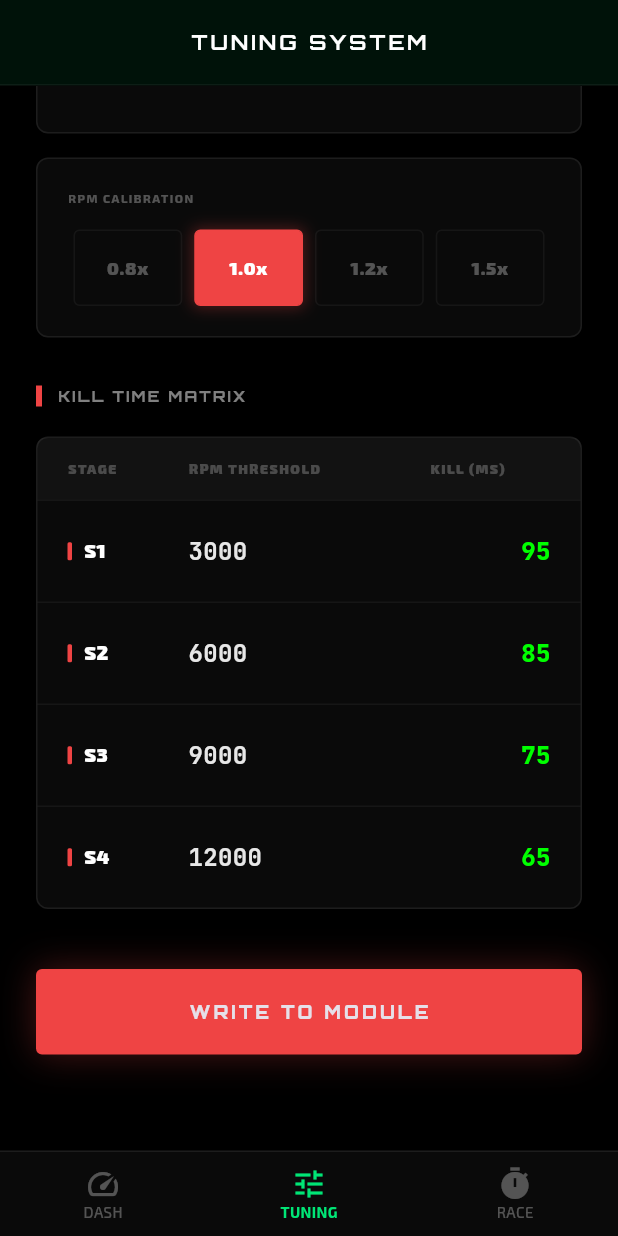
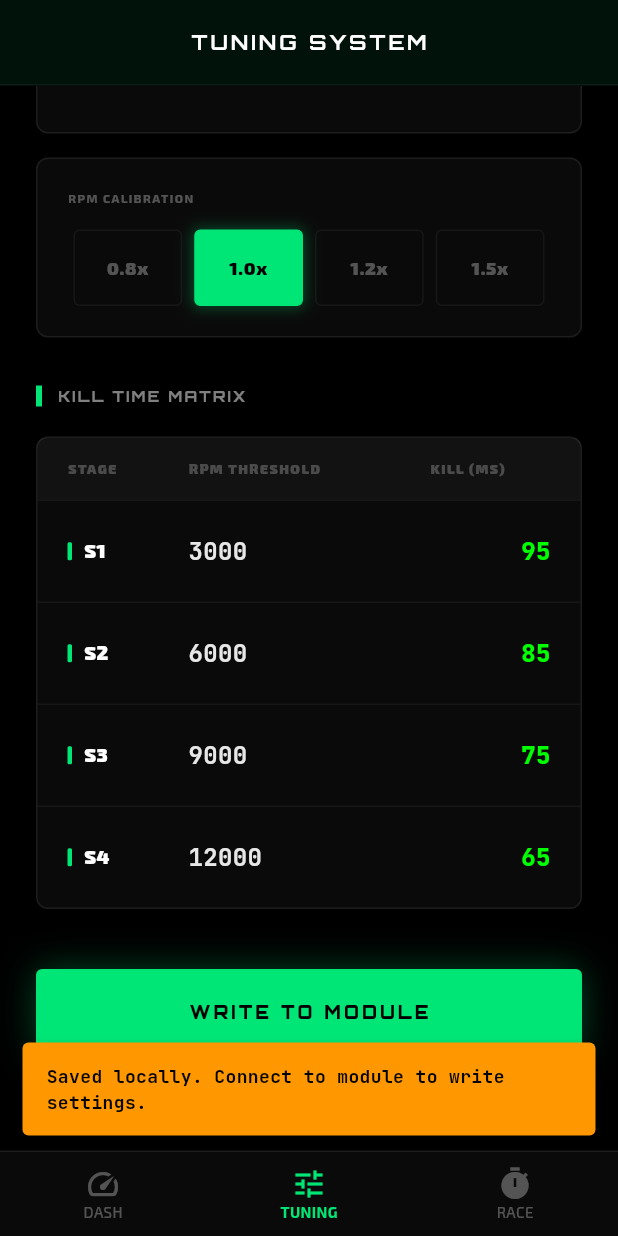
Before and after one commit to Zidanadzi/Antasena-Performance, a Flutter app: the screen it shows after launch, item 2 of the bottom bar chosen, scrolled down 133 dp, after a tap on "WRITE TO MODULE", on a phone screen of 412 x 824 dp. Run offline on Flutter 3.47's test engine with Material 3 defaults, Android fonts, the phone set to English and light mode, and no system bars; our stand-ins replace flutter_bluetooth_serial, geolocator, google_fonts, permission_handler, shared_preferences; missing offline and left inert: bluetooth_classic.

Commit message:
feat: Save settings to Bluetooth module
Adds logic to send current application settings to the connected Bluetooth module. This ensures that settings changes made in the app are persisted on the motorcycle's performance hardware. The protocol for sending settings has also been updated to reflect the correct number of data points.

```diff
--- a/lib/main.dart
+++ b/lib/main.dart
@@ -610,19 +610,22 @@ class AppState extends ChangeNotifier {
     }
   }
 
-  Future<void> saveSettings() async {
+  Future<void> saveSettings(BuildContext context) async {
     final prefs = await SharedPreferences.getInstance();
     await prefs.setDouble('minRpmActive', _minRpmActive);
     await prefs.setDouble('rpmCalibration', _rpmCalibration);
     await prefs.setStringList('tableRpm', _tableRpm.map((e) => e.toString()).toList());
     await prefs.setStringList('tableKill', _tableKill.map((e) => e.toString()).toList());
 
+    bool writeSuccess = false;
+    String message = "Settings saved locally";
+
     // Write to Bluetooth Module if connected
     if (_isConnected && _classicConnection != null) {
       try {
-        // Simple protocol: S[MIN_RPM],[CALIB],[RPM1],[KILL1],...[RPM10],[KILL10]\n
+        // Simple protocol: S[MIN_RPM],[CALIB],[RPM1],[KILL1],...[RPM4],[KILL4]\n
         String config = "S${_minRpmActive.round()},${_rpmCalibration.toStringAsFixed(1)}";
-        for (int i = 0; i < 10; i++) {
+        for (int i = 0; i < _tableRpm.length; i++) {
           config += ",${_tableRpm[i]},${_tableKill[i]}";
         }
         config += "\n";
@@ -630,10 +633,29 @@ class AppState extends ChangeNotifier {
         _classicConnection!.output.add(Uint8List.fromList(config.codeUnits));
         await _classicConnection!.output.allSent;
         debugPrint('Config sent to module: $config');
+        writeSuccess = true;
+        message = "Settings written to module successfully";
       } catch (e) {
         debugPrint('Error writing to module: $e');
         _connectionError = 'Failed to write to module: $e';
+        message = "Error writing to module: $e";
       }
+    } else if (_isDemoMode) {
+      writeSuccess = true;
+      message = "Demo Mode: Settings simulated successfully";
+    } else {
+      message = "Saved locally. Connect to module to write settings.";
+    }
+
+    if (context.mounted) {
+      ScaffoldMessenger.of(context).showSnackBar(
+        SnackBar(
+          content: Text(message, style: GoogleFonts.jetBrainsMono(fontSize: 12, fontWeight: FontWeight.bold, color: Colors.black)),
+          backgroundColor: writeSuccess ? const Color(0xFF00E676) : Colors.orange,
+          behavior: SnackBarBehavior.floating,
+          duration: const Duration(seconds: 2),
+        ),
+      );
     }
 
     notifyListeners();
@@ -1398,18 +1420,18 @@ class _TuningPageState extends State<TuningPage> {
 
             // Write Button
             GestureDetector(
-              onTap: () => state.saveSettings(),
+              onTap: () => state.saveSettings(context),
               child: Container(
                 width: double.infinity,
                 padding: const EdgeInsets.symmetric(vertical: 20),
                 decoration: BoxDecoration(
-                  color: const Color(0xFFEF4444),
+                  color: const Color(0xFF00E676),
                   borderRadius: BorderRadius.circular(4),
-                  boxShadow: [BoxShadow(color: const Color(0xFFEF4444).withOpacity(0.3), blurRadius: 20)],
+                  boxShadow: [BoxShadow(color: const Color(0xFF00E676).withOpacity(0.3), blurRadius: 20)],
                 ),
                 child: Center(
                   child: Text('WRITE TO MODULE',
-                    style: GoogleFonts.orbitron(fontWeight: FontWeight.w900, letterSpacing: 2, fontSize: 12)
+                    style: GoogleFonts.orbitron(fontWeight: FontWeight.w900, letterSpacing: 2, fontSize: 12, color: Colors.black)
                   ),
                 ),
               ),
@@ -1424,7 +1446,7 @@ class _TuningPageState extends State<TuningPage> {
   Widget _buildSectionHeader(String title) {
     return Row(
       children: [
-        Container(width: 4, height: 14, color: const Color(0xFFEF4444)),
+        Container(width: 4, height: 14, color: const Color(0xFF00E676)),
         const SizedBox(width: 10),
         Text(title, style: GoogleFonts.orbitron(fontSize: 10, fontWeight: FontWeight.bold, letterSpacing: 1.5, color: Colors.white.withOpacity(0.5))),
       ],
@@ -1472,7 +1494,7 @@ class _TuningPageState extends State<TuningPage> {
               color: Colors.white.withOpacity(0.03),
               shape: BoxShape.circle,
             ),
-            child: const Icon(Icons.tune, size: 20, color: Color(0xFFEF4444)),
+            child: const Icon(Icons.tune, size: 20, color: Color(0xFF00E676)),
           ),
         ],
       ),
@@ -1504,16 +1526,16 @@ class _TuningPageState extends State<TuningPage> {
                     margin: const EdgeInsets.symmetric(horizontal: 4),
                     padding: const EdgeInsets.symmetric(vertical: 16),
                     decoration: BoxDecoration(
-                      color: selected ? const Color(0xFFEF4444) : Colors.transparent,
+                      color: selected ? const Color(0xFF00E676) : Colors.transparent,
                       borderRadius: BorderRadius.circular(4),
                       border: Border.all(
-                        color: selected ? const Color(0xFFEF4444) : Colors.white.withOpacity(0.05),
+                        color: selected ? const Color(0xFF00E676) : Colors.white.withOpacity(0.05),
                         width: 1,
                       ),
                       boxShadow: [
                         if (selected)
                           BoxShadow(
-                            color: const Color(0xFFEF4444).withOpacity(0.3),
+                            color: const Color(0xFF00E676).withOpacity(0.3),
                             blurRadius: 8,
                             spreadRadius: 1,
                           ),
@@ -1523,7 +1545,7 @@ class _TuningPageState extends State<TuningPage> {
                       '${v}x',
                       textAlign: TextAlign.center,
                       style: TextStyle(
-                        color: selected ? Colors.white : Colors.white.withOpacity(0.3),
+                        color: selected ? Colors.black : Colors.white.withOpacity(0.3),
                         fontWeight: FontWeight.w900,
                         fontSize: 12,
                         letterSpacing: 0.5,
@@ -1577,7 +1599,7 @@ class _TuningPageState extends State<TuningPage> {
                           width: 3,
                           height: 12,
                           decoration: BoxDecoration(
-                            color: const Color(0xFFEF4444),
+                            color: const Color(0xFF00E676),
                             borderRadius: BorderRadius.circular(1),
                           ),
                         ),
@@ -1659,7 +1681,7 @@ class _TuningPageState extends State<TuningPage> {
           style: GoogleFonts.jetBrainsMono(),
           decoration: const InputDecoration(
             enabledBorder: UnderlineInputBorder(borderSide: BorderSide(color: Colors.white10)),
-            focusedBorder: UnderlineInputBorder(borderSide: BorderSide(color: Color(0xFFEF4444))),
+            focusedBorder: UnderlineInputBorder(borderSide: BorderSide(color: Color(0xFF00E676))),
           ),
         ),
         actions: [
@@ -1669,7 +1691,7 @@ class _TuningPageState extends State<TuningPage> {
               onSave(controller.text);
               Navigator.pop(context);
             },
-            child: const Text('SAVE', style: TextStyle(color: Color(0xFFEF4444)))
+            child: const Text('SAVE', style: TextStyle(color: Color(0xFF00E676)))
           ),
         ],
       ),
@@ -1730,7 +1752,7 @@ class RaceboxPage extends StatelessWidget {
                     children: [
                       _buildStealthRaceButton(
                         state.raceStatus == 'RUNNING' ? 'STOP' : 'START',
-                        state.raceStatus == 'RUNNING' ? const Color(0xFFEF4444) : const Color(0xFF00FF00),
+                        state.raceStatus == 'RUNNING' ? const Color(0xFF00E676) : const Color(0xFF00E676).withOpacity(0.2),
                         () => state.raceStatus == 'RUNNING' ? state.stopRace() : state.startRace()
                       ),
                       const SizedBox(width: 12),
@@ -1756,7 +1778,7 @@ class RaceboxPage extends StatelessWidget {
                   // Metrics Header
                   Row(
                     children: [
-                      Container(width: 4, height: 14, color: const Color(0xFFEF4444)),
+                      Container(width: 4, height: 14, color: const Color(0xFF00E676)),
                       const SizedBox(width: 10),
                       Text('CURRENT SESSION', style: GoogleFonts.orbitron(fontSize: 10, fontWeight: FontWeight.bold, letterSpacing: 1.5, color: Colors.white.withOpacity(0.5))),
                     ],
@@ -1825,7 +1847,7 @@ class RaceboxPage extends StatelessWidget {
         mainAxisAlignment: MainAxisAlignment.spaceBetween,
         children: [
           Text(label, style: TextStyle(color: Colors.white.withOpacity(0.3), fontWeight: FontWeight.bold, fontSize: 10)),
-          Text(value, style: GoogleFonts.jetBrainsMono(fontWeight: FontWeight.bold, fontSize: 20, color: const Color(0xFFEF4444))),
+          Text(value, style: GoogleFonts.jetBrainsMono(fontWeight: FontWeight.bold, fontSize: 20, color: const Color(0xFF00E676))),
         ],
       ),
     );
@@ -1849,7 +1871,7 @@ class RaceboxPage extends StatelessWidget {
       icon = Icons.gps_fixed;
       quality = 'GOOD';
     } else {
-      color = const Color(0xFFEF4444); // Poor
+      color = const Color(0xFF00E676).withOpacity(0.5); // Poor
       icon = Icons.gps_not_fixed;
       quality = 'POOR';
     }
@@ -1892,11 +1914,11 @@ class RaceboxPage extends StatelessWidget {
                   const SizedBox(width: 12),
                   GestureDetector(
                     onTap: () => state.deleteHistoryRecord(record),
-                    child: Icon(Icons.delete_outline, size: 14, color: Colors.white.withOpacity(0.2)),
+                    child: Icon(Icons.delete_outline, size: 14, color: const Color(0xFF00E676).withOpacity(0.5)),
                   ),
                 ],
               ),
-              Text('${record.time.toStringAsFixed(2)}s', style: GoogleFonts.jetBrainsMono(color: const Color(0xFFEF4444), fontWeight: FontWeight.bold, fontSize: 16)),
+              Text('${record.time.toStringAsFixed(2)}s', style: GoogleFonts.jetBrainsMono(color: const Color(0xFF00E676), fontWeight: FontWeight.bold, fontSize: 16)),
             ],
           ),
           const SizedBox(height: 12),
@@ -1934,12 +1956,12 @@ class RaceGraphPainter extends CustomPainter {
     if (data.isEmpty) return;
 
     final paintSpeed = Paint()
-      ..color = const Color(0xFFEF4444)
+      ..color = const Color(0xFF00E676)
       ..strokeWidth = 2
       ..style = PaintingStyle.stroke;
 
     final paintRpm = Paint()
-      ..color = Colors.blue.withOpacity(0.5)
+      ..color = const Color(0xFF00E676).withOpacity(0.3)
       ..strokeWidth = 1
       ..style = PaintingStyle.stroke;
 
```
